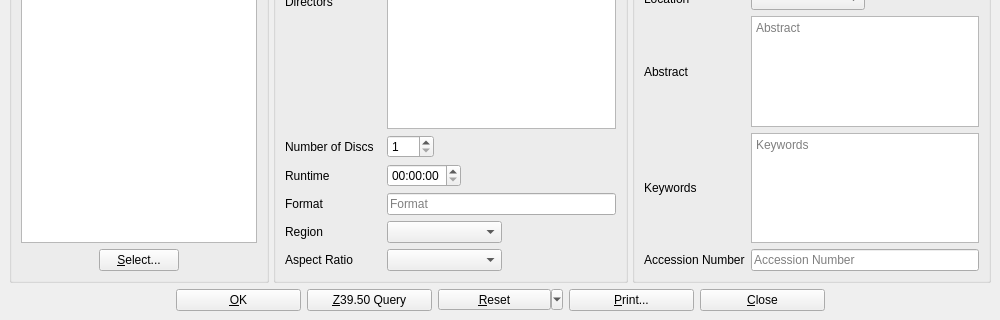
The window that UI/biblioteq_dvdinfo.ui (textbrowser/biblioteq) describes before a commit, drawn with Qt 5; both pictures show x 0 to 1000 and y 480 to 800 of the 1000 by 800 pixel window.
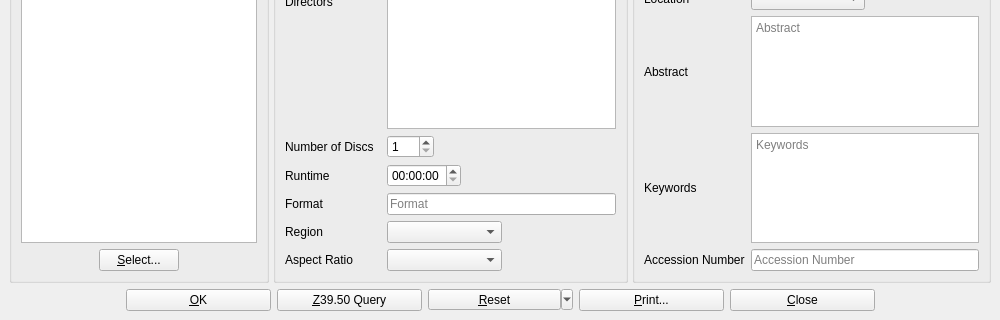
The same window after the commit. Icons and pictures are not drawn. Custom widgets are drawn as their Qt base class.

Commit message: Icons. Uniform widths.

```diff
--- a/UI/biblioteq_dvdinfo.ui
+++ b/UI/biblioteq_dvdinfo.ui
@@ -882,7 +882,7 @@
        <widget class="QPushButton" name="okButton">
         <property name="minimumSize">
          <size>
-          <width>125</width>
+          <width>145</width>
           <height>0</height>
          </size>
         </property>
@@ -899,7 +899,7 @@
        <widget class="QPushButton" name="queryButton">
         <property name="minimumSize">
          <size>
-          <width>125</width>
+          <width>145</width>
           <height>0</height>
          </size>
         </property>
@@ -916,7 +916,7 @@
        <widget class="QToolButton" name="resetButton">
         <property name="minimumSize">
          <size>
-          <width>125</width>
+          <width>145</width>
           <height>0</height>
          </size>
         </property>
@@ -935,7 +935,7 @@
        <widget class="QPushButton" name="printButton">
         <property name="minimumSize">
          <size>
-          <width>125</width>
+          <width>145</width>
           <height>0</height>
          </size>
         </property>
@@ -952,7 +952,7 @@
        <widget class="QPushButton" name="cancelButton">
         <property name="minimumSize">
          <size>
-          <width>125</width>
+          <width>145</width>
           <height>0</height>
          </size>
         </property>
```
Left out of the diff: 2 changed lines with no effect on the pictures. The commit also changes 17 other files.
